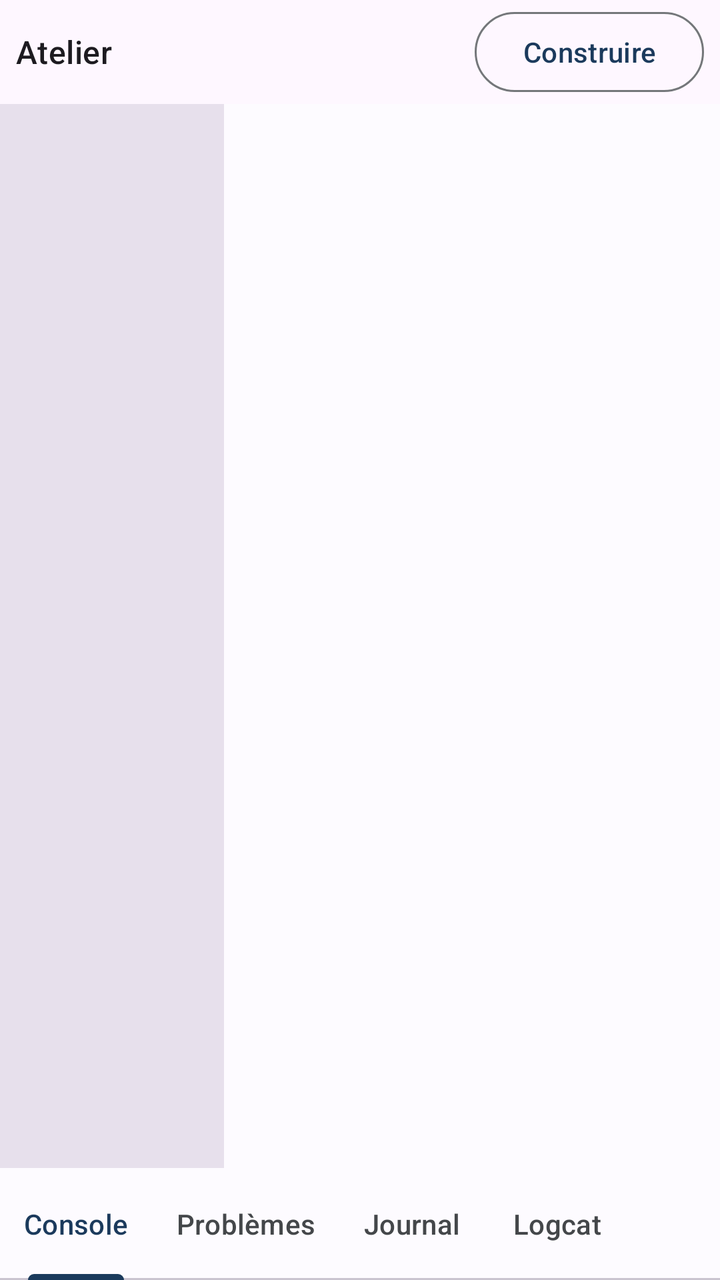
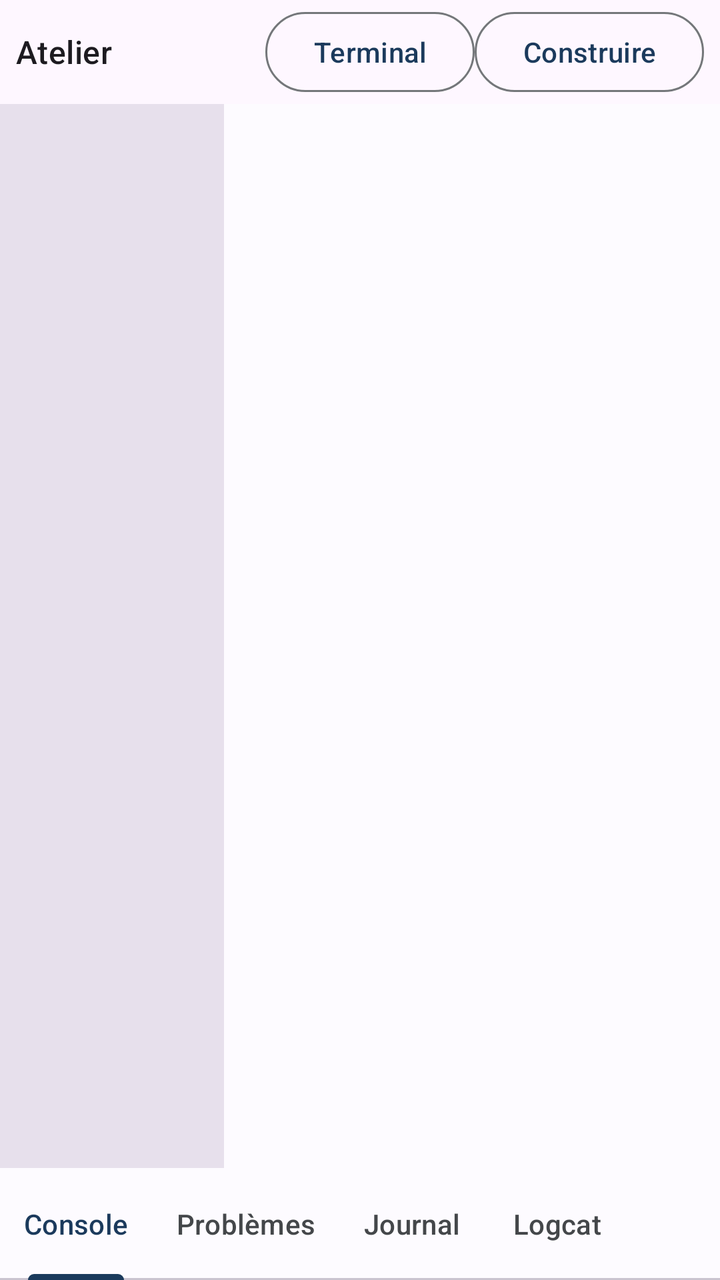

The first picture is an Android layout as it rendered before a commit; the second is the same layout after the commit. The layout source and the unified diff follow.
<!-- AndroidManifest.xml: application theme Theme.JoIDE -->
<!-- res/layout/workbench_fragment.xml -->
<?xml version="1.0" encoding="utf-8"?>
<androidx.coordinatorlayout.widget.CoordinatorLayout
    xmlns:android="http://schemas.android.com/apk/res/android"
    xmlns:app="http://schemas.android.com/apk/res-auto"
    android:layout_width="match_parent"
    android:layout_height="match_parent">

    <LinearLayout
        android:layout_width="match_parent"
        android:layout_height="match_parent"
        android:orientation="vertical">

        <LinearLayout
            android:layout_width="match_parent"
            android:layout_height="52dp"
            android:orientation="horizontal"
            android:gravity="center_vertical"
            android:paddingHorizontal="8dp">

            <TextView
                android:layout_width="0dp"
                android:layout_height="wrap_content"
                android:layout_weight="1"
                android:text="@string/atelier_titre"
                android:textAppearance="?attr/textAppearanceTitleMedium" />

            <Button
                android:id="@+id/build_button"
                style="?attr/materialButtonOutlinedStyle"
                android:layout_width="wrap_content"
                android:layout_height="wrap_content"
                android:minWidth="0dp"
                android:text="@string/atelier_construire" />
        </LinearLayout>

        <LinearLayout
            android:layout_width="match_parent"
            android:layout_height="0dp"
            android:layout_weight="1"
            android:orientation="horizontal">

            
            <androidx.recyclerview.widget.RecyclerView
                android:id="@+id/files_recycler"
                android:layout_width="112dp"
                android:layout_height="match_parent"
                android:background="?attr/colorSurfaceVariant"
                android:overScrollMode="ifContentScrolls" />

            
            <FrameLayout
                android:id="@+id/editor_area"
                android:layout_width="0dp"
                android:layout_height="match_parent"
                android:layout_weight="1"
                android:background="?attr/colorSurface" />
        </LinearLayout>
    </LinearLayout>

    <com.google.android.material.bottomsheet.BottomSheetDragHandleView
        android:layout_width="wrap_content"
        android:layout_height="wrap_content"
        android:layout_gravity="bottom|center_horizontal" />

    
    <LinearLayout
        android:id="@+id/sections_sheet"
        android:layout_width="match_parent"
        android:layout_height="wrap_content"
        android:orientation="vertical"
        app:layout_behavior="com.google.android.material.bottomsheet.BottomSheetBehavior"
        app:behavior_peekHeight="56dp">

        <com.google.android.material.tabs.TabLayout
            android:id="@+id/sections_tabs"
            android:layout_width="match_parent"
            android:layout_height="56dp"
            app:tabMode="scrollable">

            <com.google.android.material.tabs.TabItem
                android:layout_width="wrap_content"
                android:layout_height="wrap_content"
                android:text="@string/section_console" />
            <com.google.android.material.tabs.TabItem
                android:layout_width="wrap_content"
                android:layout_height="wrap_content"
                android:text="@string/section_problemes" />
            <com.google.android.material.tabs.TabItem
                android:layout_width="wrap_content"
                android:layout_height="wrap_content"
                android:text="@string/section_journal" />
            <com.google.android.material.tabs.TabItem
                android:layout_width="wrap_content"
                android:layout_height="wrap_content"
                android:text="@string/section_logcat" />
        </com.google.android.material.tabs.TabLayout>

        
        <ScrollView
            android:layout_width="match_parent"
            android:layout_height="160dp">

            <LinearLayout
                android:layout_width="match_parent"
                android:layout_height="wrap_content"
                android:orientation="vertical"
                android:paddingHorizontal="12dp"
                android:paddingBottom="12dp">

                <TextView
                    android:id="@+id/console_output"
                    android:layout_width="match_parent"
                    android:layout_height="wrap_content"
                    android:fontFamily="monospace"
                    android:textAppearance="?attr/textAppearanceBodySmall"
                    android:importantForAccessibility="no" />

                <TextView
                    android:id="@+id/problems_list"
                    android:layout_width="match_parent"
                    android:layout_height="wrap_content"
                    android:visibility="gone"
                    android:textAppearance="?attr/textAppearanceBodySmall" />

                <TextView
                    android:id="@+id/ide_journal"
                    android:layout_width="match_parent"
                    android:layout_height="wrap_content"
                    android:visibility="gone"
                    android:fontFamily="monospace"
                    android:textAppearance="?attr/textAppearanceBodySmall" />

                <TextView
                    android:id="@+id/logcat_output"
                    android:layout_width="match_parent"
                    android:layout_height="wrap_content"
                    android:visibility="gone"
                    android:fontFamily="monospace"
                    android:textAppearance="?attr/textAppearanceBodySmall" />
            </LinearLayout>
        </ScrollView>
    </LinearLayout>
</androidx.coordinatorlayout.widget.CoordinatorLayout>
<!-- resources referenced by this layout -->
<resources>
  <string name="atelier_construire">Construire</string>
  <string name="atelier_titre">Atelier</string>
  <string name="section_console">Console</string>
  <string name="section_journal">Journal</string>
  <string name="section_logcat">Logcat</string>
  <string name="section_problemes">Problèmes</string>
  <style name="Theme.JoIDE" parent="Theme.Material3.DayNight.NoActionBar">
          <item name="colorPrimary">@color/primaire</item>
          <item name="colorOnPrimary">@color/sur_primaire</item>
          <item name="colorPrimaryContainer">@color/conteneur_primaire</item>
          <item name="colorOnPrimaryContainer">@color/sur_conteneur_primaire</item>
          <item name="colorSecondary">@color/secondaire</item>
          <item name="colorSurface">@color/surface</item>
          <item name="colorOnSurface">@color/sur_surface</item>
          <item name="colorOnSurfaceVariant">@color/sur_surface_attenue</item>
          <item name="colorOutline">@color/contour</item>
          <item name="colorError">@color/erreur</item>
          <item name="colorTertiary">@color/tertiaire</item>
      </style>
  <color name="primaire">#1B3A5C</color>
  <color name="sur_primaire">#FDFBFF</color>
  <color name="conteneur_primaire">#D4E3FF</color>
  <color name="sur_conteneur_primaire">#002E4F</color>
  <color name="secondaire">#565E71</color>
  <color name="surface">#FDFBFF</color>
  <color name="sur_surface">#1A1C1A</color>
  <color name="sur_surface_attenue">#44474A</color>
  <color name="contour">#74777A</color>
  <color name="erreur">#BA1A1A</color>
  <color name="tertiaire">#3F6373</color>
</resources>

<!-- the commit's change to res/layout/workbench_fragment.xml (unified diff, before → after) -->
@@ -23,6 +23,14 @@
                 android:layout_weight="1"
                 android:text="@string/atelier_titre"
                 android:textAppearance="?attr/textAppearanceTitleMedium" />
+
+            <Button
+                android:id="@+id/terminal_button"
+                style="?attr/materialButtonOutlinedStyle"
+                android:layout_width="wrap_content"
+                android:layout_height="wrap_content"
+                android:minWidth="0dp"
+                android:text="@string/terminal_titre" />
 
             <Button
                 android:id="@+id/build_button"
<!-- resource entries referenced after the edit -->
@@ -6,6 +6,7 @@
   <string name="section_journal">Journal</string>
   <string name="section_logcat">Logcat</string>
   <string name="section_problemes">Problèmes</string>
+  <string name="terminal_titre">Terminal</string>
   <style name="Theme.JoIDE" parent="Theme.Material3.DayNight.NoActionBar">
           <item name="colorPrimary">@color/primaire</item>
           <item name="colorOnPrimary">@color/sur_primaire</item>
